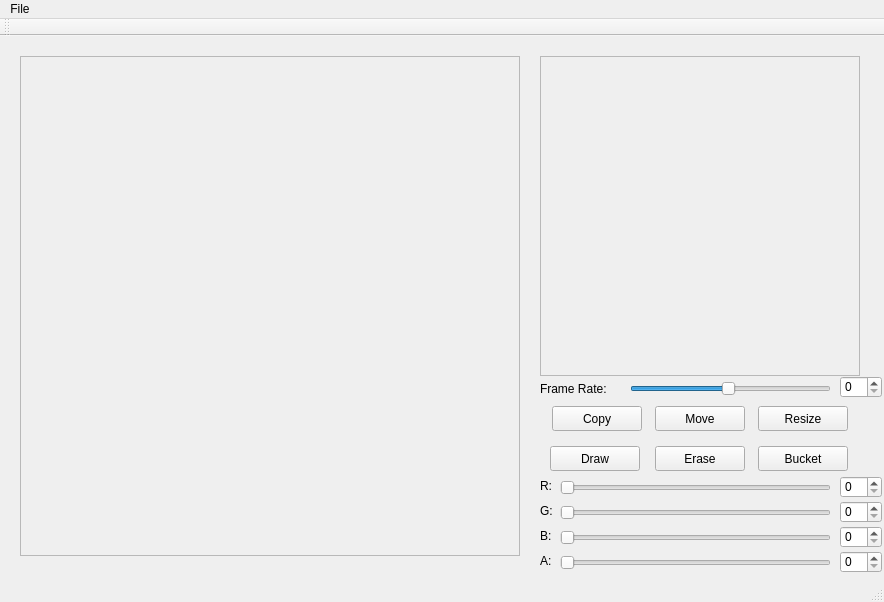
Before: the Qt Designer form pixamawindow.ui in JonWiggins/PixamaSpriteEditor, drawn with Qt 5.
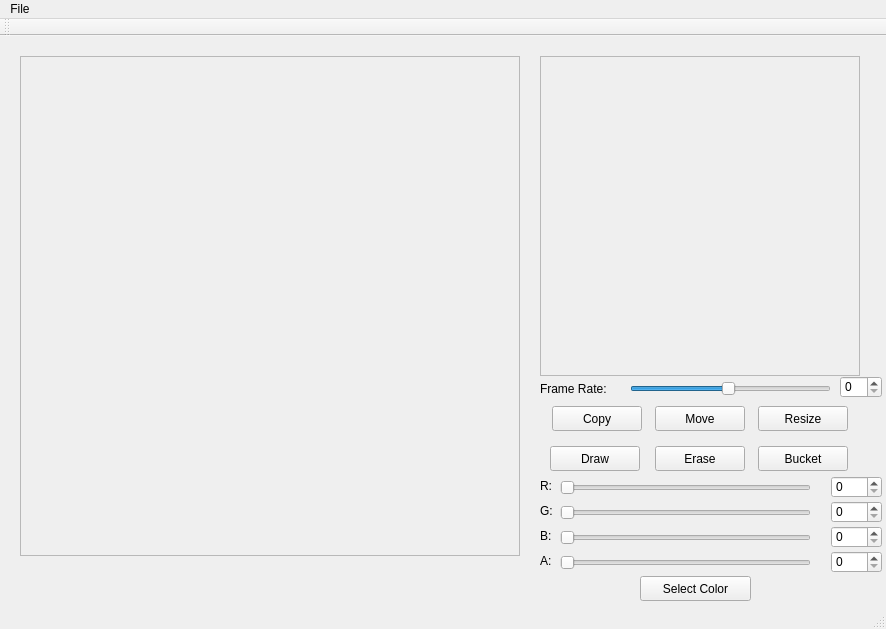
After: the same form once the commit is applied.

Commit message: added color button

What changed in the file:
```diff
--- a/pixamawindow.ui
+++ b/pixamawindow.ui
@@ -6,8 +6,8 @@
    <rect>
     <x>0</x>
     <y>0</y>
-    <width>884</width>
-    <height>602</height>
+    <width>886</width>
+    <height>629</height>
    </rect>
   </property>
   <property name="windowTitle">
@@ -206,7 +206,7 @@
      <rect>
       <x>560</x>
       <y>440</y>
-      <width>271</width>
+      <width>251</width>
       <height>23</height>
      </rect>
     </property>
@@ -228,7 +228,7 @@
      <rect>
       <x>560</x>
       <y>465</y>
-      <width>271</width>
+      <width>251</width>
       <height>23</height>
      </rect>
     </property>
@@ -250,7 +250,7 @@
      <rect>
       <x>560</x>
       <y>490</y>
-      <width>271</width>
+      <width>251</width>
       <height>23</height>
      </rect>
     </property>
@@ -285,7 +285,7 @@
      <rect>
       <x>560</x>
       <y>515</y>
-      <width>271</width>
+      <width>251</width>
       <height>23</height>
      </rect>
     </property>
@@ -293,7 +293,10 @@
      <number>0</number>
     </property>
     <property name="maximum">
-     <number>255</number>
+     <number>1</number>
+    </property>
+    <property name="singleStep">
+     <number>1</number>
     </property>
     <property name="value">
      <number>0</number>
@@ -305,9 +308,9 @@
    <widget class="QSpinBox" name="spinBoxR">
     <property name="geometry">
      <rect>
-      <x>840</x>
+      <x>831</x>
       <y>440</y>
-      <width>42</width>
+      <width>51</width>
       <height>22</height>
      </rect>
     </property>
@@ -318,9 +321,9 @@
    <widget class="QSpinBox" name="spinBoxG">
     <property name="geometry">
      <rect>
-      <x>840</x>
+      <x>831</x>
       <y>465</y>
-      <width>42</width>
+      <width>51</width>
       <height>22</height>
      </rect>
     </property>
@@ -331,9 +334,9 @@
    <widget class="QSpinBox" name="spinBoxB">
     <property name="geometry">
      <rect>
-      <x>840</x>
+      <x>831</x>
       <y>490</y>
-      <width>42</width>
+      <width>51</width>
       <height>22</height>
      </rect>
     </property>
@@ -344,14 +347,14 @@
    <widget class="QSpinBox" name="spinBoxA">
     <property name="geometry">
      <rect>
-      <x>840</x>
+      <x>831</x>
       <y>515</y>
-      <width>42</width>
+      <width>51</width>
       <height>22</height>
      </rect>
     </property>
     <property name="maximum">
-     <number>255</number>
+     <number>1</number>
     </property>
    </widget>
    <widget class="QSpinBox" name="frameRateSpinBox">
@@ -367,14 +370,27 @@
      <number>30</number>
     </property>
    </widget>
+   <widget class="QPushButton" name="colorButton">
+    <property name="geometry">
+     <rect>
+      <x>640</x>
+      <y>540</y>
+      <width>111</width>
+      <height>25</height>
+     </rect>
+    </property>
+    <property name="text">
+     <string>Select Color</string>
+    </property>
+   </widget>
   </widget>
   <widget class="QMenuBar" name="menuBar">
    <property name="geometry">
     <rect>
      <x>0</x>
      <y>0</y>
-     <width>884</width>
-     <height>21</height>
+     <width>886</width>
+     <height>22</height>
     </rect>
    </property>
    <widget class="QMenu" name="menuFile">
```
